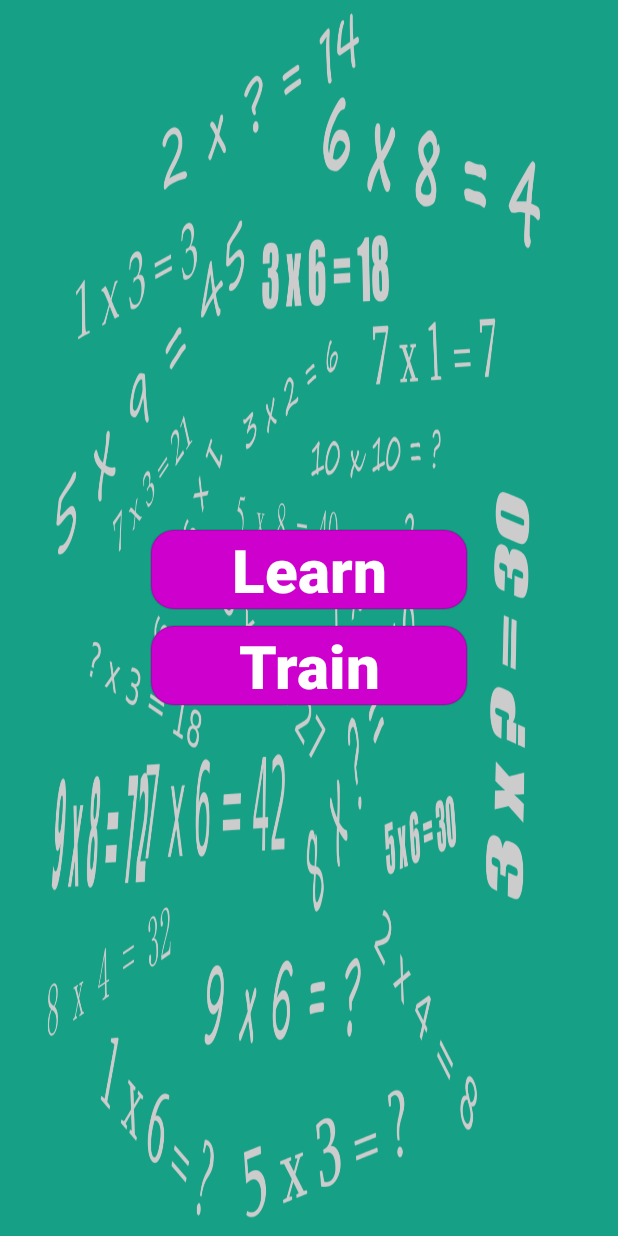
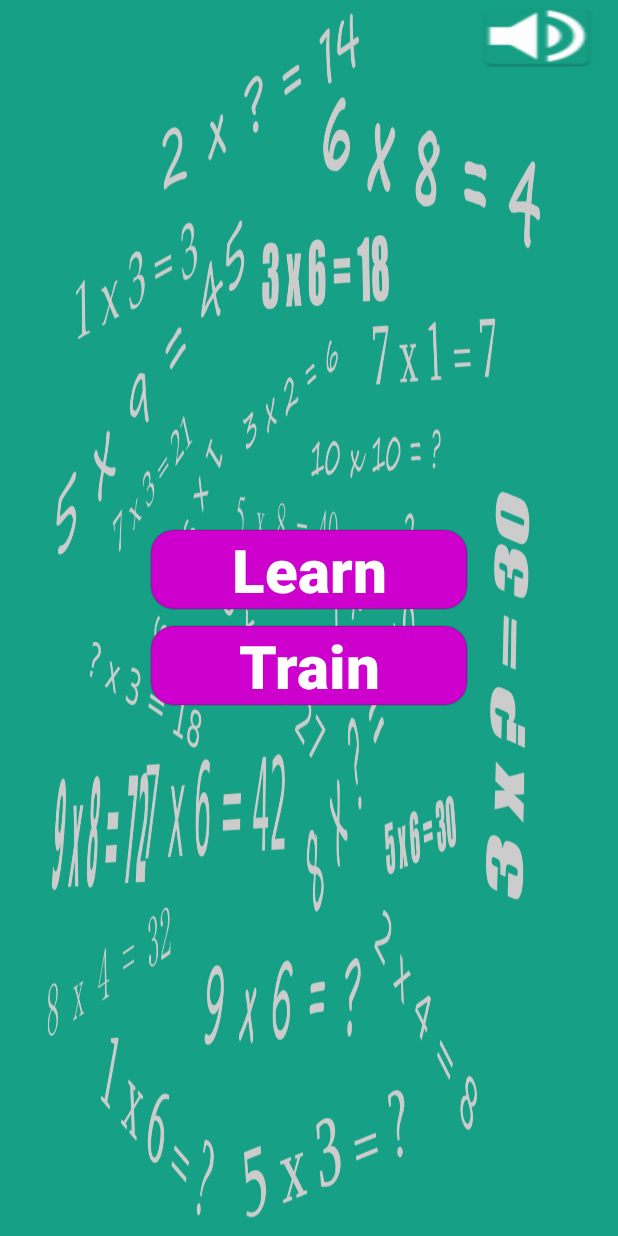
Before and after one commit to CheetaTech/MultiplicationTable, an Android app: the screen it shows after launch (SelectionActivity), on a phone screen of 412 x 824 dp. Run offline under Robolectric (Android 15) with nearby library versions, the phone set to English and light mode, and no system bars.

Commit message:
Ses kapatma açma butonu eklendi

```diff
--- a/app/src/main/java/com/multiplationtable/SelectionActivity.java
+++ b/app/src/main/java/com/multiplationtable/SelectionActivity.java
@@ -12,11 +12,14 @@ import android.support.v7.app.AppCompatActivity;
 import android.support.v7.widget.Toolbar;
 import android.view.View;
 import android.widget.Button;
+import android.widget.CompoundButton;
 import android.widget.RelativeLayout;
+import android.widget.ToggleButton;
 
-public class SelectionActivity extends AppCompatActivity  implements  View.OnClickListener{
+public class SelectionActivity extends AppCompatActivity  implements  View.OnClickListener, CompoundButton.OnCheckedChangeListener{
 
     public static Bitmap[] readedBitmaps = new Bitmap[10];
+    public static boolean voiceState = true; // if true voice on - else voice off
     // bitmapleri okumak için kullanildi
     int[] imageSource = new int[]{
             R.drawable.ggfirst2,
@@ -37,6 +40,7 @@ public class SelectionActivity extends AppCompatActivity  implements  View.OnCli
         readBitmaps();
         ((Button)findViewById(R.id.buttonLearn)).setOnClickListener(this);
         ((Button)findViewById(R.id.buttonTrain)).setOnClickListener(this);
+        ((ToggleButton)findViewById(R.id.voiceButton)).setOnCheckedChangeListener((CompoundButton.OnCheckedChangeListener) this);
       }
 
     private void readBitmaps() {
@@ -60,4 +64,22 @@ public class SelectionActivity extends AppCompatActivity  implements  View.OnCli
                 break;
         }
     }
+
+    @Override
+    public void onCheckedChanged(CompoundButton buttonView, boolean isChecked) {
+        switch (buttonView.getId()) {
+            case R.id.voiceButton:
+                if (isChecked){
+                    voiceState = false;
+                    System.err.println("IsChecked");
+                }
+                else{
+                    voiceState = true;
+                    System.err.println("Not Checked");
+                }
+                break;
+            default:
+                break;
+        }
+    }
 }
--- a/app/src/main/java/com/multiplationtable/TrainingActivity.java
+++ b/app/src/main/java/com/multiplationtable/TrainingActivity.java
@@ -173,7 +173,8 @@ public class TrainingActivity extends AppCompatActivity implements View.OnClickL
     @Override
     public void OnCorrectAnswer(Bitmap bitmap,int correctValueScore) {
         toShow = true;
-        mediaPlayerCorrect.start();
+        if(SelectionActivity.voiceState)
+            mediaPlayerCorrect.start();
         answerImage.setVisibility(View.VISIBLE);
         ((TextView)findViewById(R.id.correctValText)).setText(String.valueOf(correctValueScore));
         answerImage.setImageBitmap(bitmap);
@@ -183,7 +184,8 @@ public class TrainingActivity extends AppCompatActivity implements View.OnClickL
     @Override
     public void OnWrongAnswer(Bitmap bitmap,int wrongValueScore) {
         toShow = true;
-        mediaPlayerWrong.start();
+        if(SelectionActivity.voiceState)
+            mediaPlayerWrong.start();
         answerImage.setVisibility(View.VISIBLE);
         if(questionText == null)
             return;
--- a/app/src/main/java/controller/TrainingController.java
+++ b/app/src/main/java/controller/TrainingController.java
@@ -1,6 +1,4 @@
 package controller;
-
-
 import android.content.Context;
 import android.graphics.Bitmap;
 import android.graphics.BitmapFactory;
--- /dev/null
+++ b/app/src/main/res/drawable/buton_selector_voice.xml
@@ -0,0 +1,9 @@
+<?xml version="1.0" encoding="utf-8"?>
+<selector xmlns:android="http://schemas.android.com/apk/res/android">
+    <item android:state_pressed="true"
+        android:drawable="@drawable/voice_on" /> <!-- pressed -->
+    <item android:state_checked="true"
+        android:drawable="@drawable/voice_off" />
+    <item android:state_checked="false"
+        android:drawable="@drawable/voice_on"/>
+</selector>
--- a/app/src/main/res/layout/content_selection.xml
+++ b/app/src/main/res/layout/content_selection.xml
@@ -12,6 +12,29 @@
         android:layout_height="match_parent"
         android:background="@drawable/backgroundgray1"
         >
+    <LinearLayout
+
+        android:layout_width="match_parent"
+        android:layout_height="wrap_content"
+        android:id="@+id/voiceButtonLayout"
+        android:orientation="horizontal"
+        android:gravity="right"
+        >
+        <ToggleButton
+            android:id="@+id/voiceButton"
+            android:layout_width="wrap_content"
+            android:layout_height="wrap_content"
+            android:textOn=""
+            android:textOff=""
+            android:checked="false"
+            android:background="@drawable/buton_selector_voice"
+            android:layout_gravity="right"
+            android:layout_marginRight="10dp"
+            android:layout_marginLeft="10dp"
+            />
+
+
+    </LinearLayout>
 
     <LinearLayout
         android:id="@+id/learnLinearLayout"
```
Also changed, not shown: app/src/main/res/drawable/buton_custom_voice.xml (added, +11 -0 lines), app/src/main/res/drawable/buton_pressed_voice.xml (added, +10 -0 lines), app/src/main/res/drawable/voice_off.png (added), app/src/main/res/drawable/voice_on.png (added).
